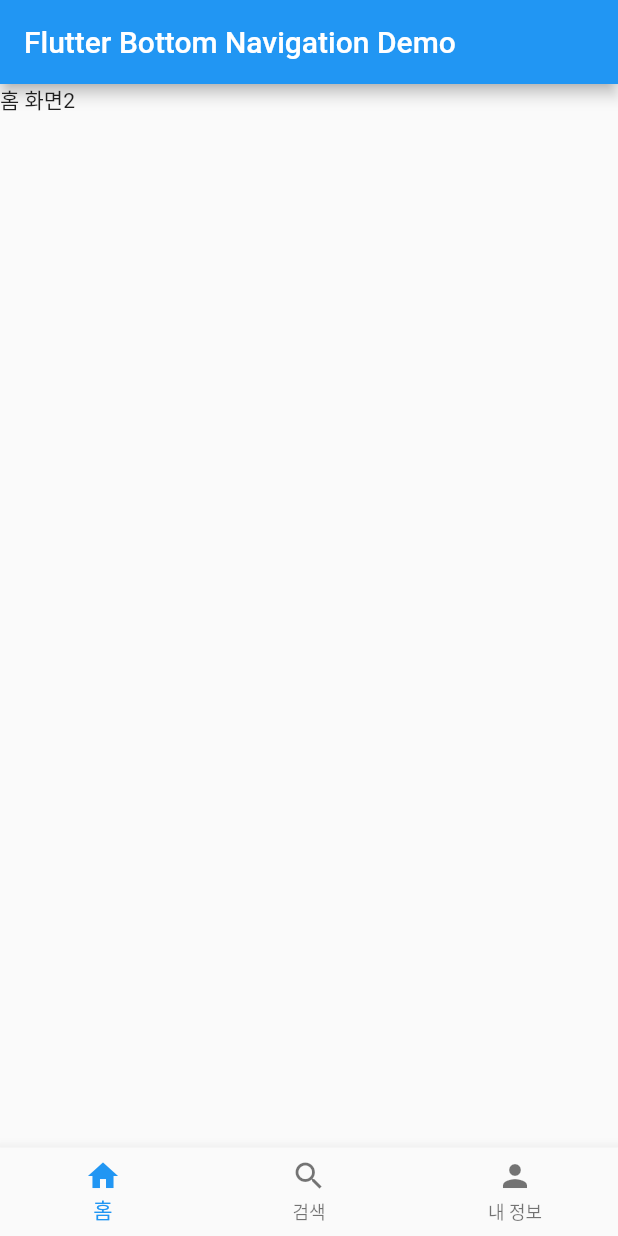
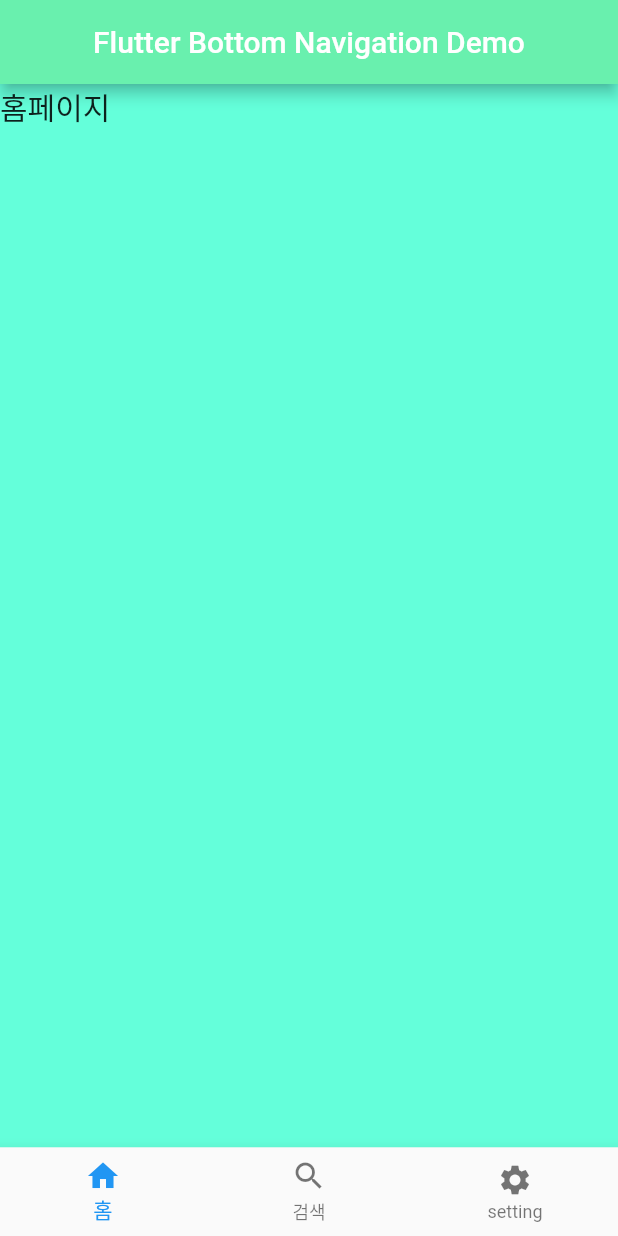
Before and after one commit to developer-caleb/termproject, a Flutter app: the screen it shows after launch, on a phone screen of 412 x 824 dp. Run offline on Flutter 3.47's test engine with Material 2 defaults, Android fonts, the phone set to English and light mode, and no system bars; project files that could hold a hidden picture were left out.

Commit message:
feat add font, feat home_page.dart, search_page.dart, setting_page.dart, feat app_colors.dart, app_style.dart, app_theme.dart

```diff
--- /dev/null
+++ b/lib/app/home/home_page.dart
@@ -0,0 +1,16 @@
+import 'package:flutter/material.dart';
+
+class HomePage extends StatelessWidget {
+  const HomePage({Key? key}) : super(key: key);
+
+  @override
+  Widget build(BuildContext context) {
+    return Scaffold(
+      backgroundColor: Colors.tealAccent,
+      body: Text(
+        '홈페이지',
+        style: Theme.of(context).textTheme.titleLarge,
+      ),
+    );
+  }
+}
--- a/lib/home_screen.dart
+++ b/lib/home_screen.dart
@@ -1,7 +1,9 @@
 import 'package:flutter/material.dart';
 
+import 'app/home/home_page.dart';
+
 class HomeScreen extends StatefulWidget {
-  HomeScreen({Key? key}) : super(key: key);
+  const HomeScreen({Key? key}) : super(key: key);
 
   @override
   State<HomeScreen> createState() => _HomeScreenState();
@@ -22,18 +24,17 @@ class _HomeScreenState extends State<HomeScreen> with TickerProviderStateMixin {
     });
   }
 
-  List<Widget> _widgetOptions = <Widget>[
-    Text(
-      '홈 화면2',
-    ),
+  final List<Widget> _screens = <Widget>[
+    //Text('홈화면'),
+    HomePage(),
     Text('검색 화면'),
-    Text('내 정보 화면'),
+    Text('세팅 화면'),
   ];
   @override
   void initState() {
-    tabController = TabController(length: _widgetOptions.length, vsync: this)
+    tabController = TabController(length: _screens.length, vsync: this)
       ..addListener(() {
-        print('setstate');
+        print('tab listener');
         setState(() {});
       });
     super.initState();
@@ -47,7 +48,7 @@ class _HomeScreenState extends State<HomeScreen> with TickerProviderStateMixin {
       ),
       body: TabBarView(
         controller: tabController,
-        children: _widgetOptions,
+        children: _screens,
       ),
       bottomNavigationBar: BottomNavigationBar(
         items: const <BottomNavigationBarItem>[
@@ -60,8 +61,8 @@ class _HomeScreenState extends State<HomeScreen> with TickerProviderStateMixin {
             label: '검색',
           ),
           BottomNavigationBarItem(
-            icon: Icon(Icons.person),
-            label: '내 정보',
+            icon: Icon(Icons.settings),
+            label: 'setting',
           ),
         ],
         currentIndex: tabController.index,
--- a/lib/main.dart
+++ b/lib/main.dart
@@ -1,8 +1,12 @@
 import 'package:flutter/material.dart';
 import 'package:termproject/home_screen.dart';
 
+import 'config/app_theme.dart';
+
 void main() {
   runApp(MaterialApp(
+    theme: AppTheme.light,
+    //darkTheme: AppTheme.dark,
     home: HomeScreen(),
   ));
 }
```
Also changed, not shown: lib/config/app_style.dart (added, +45 -0 lines), lib/config/app_theme.dart (added, +38 -0 lines), pubspec.yaml (+22 -12 lines), assets/fonts/Pretendard-ExtraLight.otf (added), assets/fonts/Pretendard-Thin.otf (added), lib/app/search/search_page.dart (added), lib/app/setting/settting_page.dart (added), lib/config/app_colors.dart (renamed from lib/config/colors.dart), pubspec.lock, 7 other files.
